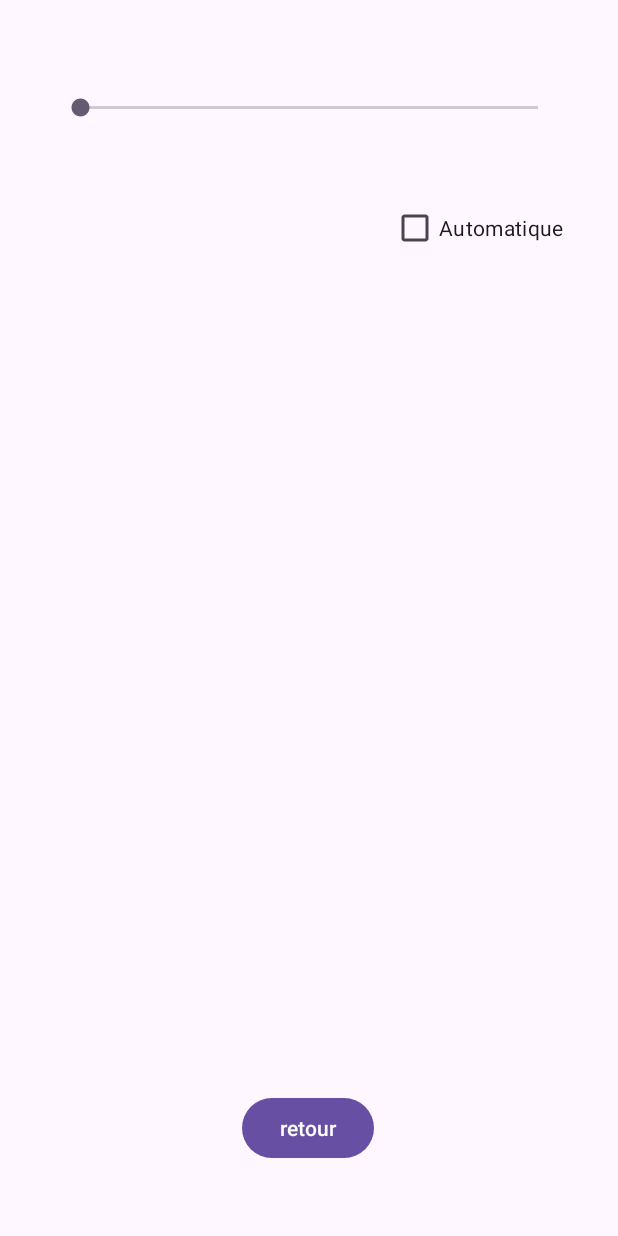
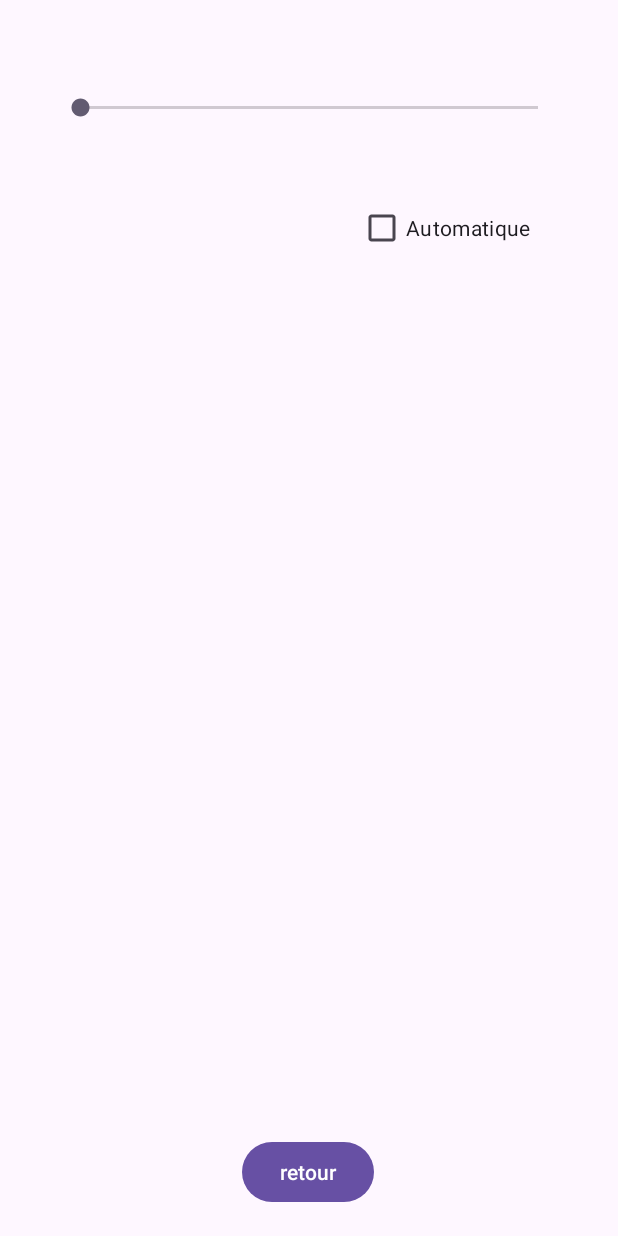
Before and after one commit to Bleincos/Training, an Android app: the Settings screen opened directly, with no data from a screen before it, on a phone screen of 412 x 824 dp. Run offline under Robolectric (Android 15) with nearby library versions, the phone set to English and light mode, and no system bars; 3 statements that could not run were skipped.

Commit message:
update
july

```diff
--- a/app/src/main/java/com/example/entrainement_obl/Dev_Info.java
+++ b/app/src/main/java/com/example/entrainement_obl/Dev_Info.java
@@ -31,7 +31,7 @@ public class Dev_Info extends AppCompatActivity {
             return insets;
         });
         PDFView pdfV= findViewById(R.id.PdfView);
-        pdfV.fromAsset("Entrainement_Dev_Info.pdf").load();
+        pdfV.fromAsset("Entrainement_Dev_info.pdf").load();
     }
 
     /**
--- a/app/src/main/java/com/example/entrainement_obl/MainActivity.java
+++ b/app/src/main/java/com/example/entrainement_obl/MainActivity.java
@@ -11,6 +11,7 @@ import androidx.core.graphics.Insets;
 import androidx.core.view.ViewCompat;
 import androidx.core.view.WindowInsetsCompat;
 
+import android.util.Log;
 import android.widget.Button;
 import android.widget.CompoundButton;
 import android.widget.ImageView;
@@ -91,4 +92,12 @@ public class MainActivity extends AppCompatActivity {
                 }
         );
     }
+    public void buttonSettings(View view){
+        Log.i("Dev_Info","buttonBackClicked");
+        Intent intent = new Intent(
+                MainActivity.this,
+                Settings.class
+        );
+        startActivity(intent);
+    }
 }
--- a/app/src/main/java/com/example/entrainement_obl/Settings.java
+++ b/app/src/main/java/com/example/entrainement_obl/Settings.java
@@ -13,8 +13,8 @@ import android.net.Uri;
 import android.os.Build;
 import android.os.Build.VERSION_CODES;
 import android.os.Bundle;
+import android.util.Log;
 import android.view.View;
-import android.widget.Button;
 import android.widget.CheckBox;
 import android.widget.EditText;
 import android.widget.SeekBar;
@@ -26,29 +26,10 @@ import androidx.core.view.ViewCompat;
 import androidx.core.view.WindowInsetsCompat;
 
 public class Settings extends AppCompatActivity {
-private static int valueMaxBrg = 4096; // For the dev's device set it to 4096 for emulation set it to 255
+private static int valueMaxBrg = 255; // For the dev's device set it to 4096 for emulation set it to 255
 /**
  * Variables
  */
-//public BluetoothConnectionService bluetoothConnection;
-
-//public ArrayList<BluetoothDevice> devices = new ArrayList<>();
-//public ArrayList<BluetoothDevice> devicesAppaired = new ArrayList<>();
-//private TextView textViewBT;
-//private TextView textViewListBTAppaired;
-//private BluetoothAdapter bluetoothAdapter;
-//private Button buttonsearch;
-
-//private BroadcastReceiver broadcastReceiver;
-//private Boolean isBroadcastRegsitered = false;
-private Button back2;
-
-//public BluetoothDevice device;
-
-//public ListView deviceList;
-//public ListView deviceAppairedList;
-        //public BluetoothArrayAdapter adapter, adapter2;
-
 public CheckBox boxAuto;
 public SensorManager mySensorManager;
 public Sensor sensorLight;
@@ -73,12 +54,13 @@ private EditText edit2text;
     protected void onCreate(Bundle savedInstanceState) {
         super.onCreate(savedInstanceState);
         if (Build.VERSION.SDK_INT >= VERSION_CODES.M) {
-            //checkBTPermissions();
             getPermissionBrightness();
             checkSensor();
         }
         EdgeToEdge.enable(this);
         setContentView(R.layout.activity_settings);
+        Toast tooast = Toast.makeText(this, "Test", Toast.LENGTH_SHORT);
+        tooast.show();
         /**
          * Pop up part
          */
@@ -94,6 +76,7 @@ private EditText edit2text;
              Sensors part
              */
             boxAuto = findViewById(R.id.autolight);
+            Log.i("Settings", "TEST");
             boxAuto.setOnClickListener(new View.OnClickListener() {
                 @Override
                 public void onClick(View v) {
@@ -103,7 +86,7 @@ private EditText edit2text;
 
                     } else {
                         if (success) {
-                            mySensorManager.unregisterListener((SensorListener) Settings.this);
+                            //mySensorManager.unregisterListener((SensorEventListener) Settings.this);
                         }else{
                             Toast.makeText(Settings.this, "Permissions aren't granted", Toast.LENGTH_LONG).show();
                         }
@@ -111,122 +94,6 @@ private EditText edit2text;
                     }
                 }
             });
-            /*
-            UI part
-             */
-            back2 = findViewById(R.id.button_back);
-
-    /**
-     User Interface Part
-
-    deviceList = findViewById(R.id.listViewBTSearch);
-    deviceAppairedList = findViewById(R.id.listViewBTAppaired);
-    textViewBT = findViewById(R.id.textViewBluetooth);
-    buttonsearch = findViewById(R.id.buttonSearch);
-    textViewListBTAppaired = findViewById(R.id.textViewListBluetoothAppaired);
-
-    adapter = new BluetoothArrayAdapter(this, R.layout.bt_devices, devices);
-    deviceList.setAdapter(adapter);
-    adapter2 = new BluetoothArrayAdapter(this, R.layout.bt_devices, devicesAppaired);
-    deviceAppairedList.setAdapter(adapter2);
-    */
-     /**
-     Bluetooth Part
-
-    send = findViewById(R.id.buttonSend);
-    edit2text = findViewById(R.id.editBT);
-    bluetoothAdapter = BluetoothAdapter.getDefaultAdapter();
-    broadcastReceiver = new BroadcastReceiver() {
-        @Override
-        public void onReceive(Context context, Intent intent) {
-            if (bluetoothAdapter.ACTION_STATE_CHANGED.equals(intent.getAction())) {
-                if (intent.getIntExtra(BluetoothAdapter.EXTRA_STATE, -1) == BluetoothAdapter.STATE_OFF) {
-                    buttonsearch.setEnabled(false);
-                    Toast.makeText(getApplicationContext(), "The broadcast on BT changing works", Toast.LENGTH_SHORT).show();
-                } else {
-                    buttonsearch.setEnabled(true);
-                }
-                Toast.makeText(getApplicationContext(), "State change", Toast.LENGTH_SHORT).show();//bluetooth not supported
-                Log.i("settings", "BT change");
-            }
-            if (bluetoothAdapter.ACTION_REQUEST_ENABLE.equals(intent.getAction())) {
-                Log.d("settings", "BT enable");
-            }
-            if (BluetoothDevice.ACTION_FOUND.equals(intent.getAction()) && !devices.contains((intent.getParcelableExtra(BluetoothDevice.EXTRA_DEVICE)))) {
-                isBroadcastRegsitered = true;
-                device = intent.getParcelableExtra(BluetoothDevice.EXTRA_DEVICE);
-                if (device.getName() != null) {
-                    Log.i("Settings", "a device has been found :" + device.getName());
-                    Toast.makeText(getApplicationContext(), "New device: " + device.getName(), Toast.LENGTH_SHORT).show();
-                    devices.add(device);
-                    adapter.notifyDataSetChanged();
-                }
-            }
-            if (BluetoothAdapter.ACTION_DISCOVERY_FINISHED.equals(intent.getAction())) {
-                Log.i("Settings", "Search has finished");
-                textViewBT.setText("Search finished");
-                //updateListViewMain();
-            }
-        }
-    };
-    if (bluetoothAdapter == null) {
-        Toast.makeText(this, "Error Bluetooth, bluetooth not supported", Toast.LENGTH_SHORT).show();//bluetooth not supported
-        buttonsearch.setEnabled(false);
-        textViewBT.setText("No bluetooth module available");
-    } else {
-        if (bluetoothAdapter.isEnabled()) {
-            Toast.makeText(this, "Bluetooth is enabled", Toast.LENGTH_SHORT).show(); //bluetooth activated
-            textViewBT.setText("Bluetooth activated");
-
-        } else {
-            textViewBT.setText("Bluetooth module available, please turn it on then go back to the main menu and reload the settings");
-            Intent enableBluetooth = new Intent(BluetoothAdapter.ACTION_REQUEST_ENABLE);
-            startActivityForResult(enableBluetooth, REQUEST_ENABLE_BLUETOOTH);
-            if (!bluetoothAdapter.isEnabled()) {
-                buttonsearch.setEnabled(false);
-            } else {
-                buttonsearch.setEnabled(true);
-            }
-        }
-    }
-
-    buttonsearch.setOnClickListener(new View.OnClickListener() {
-        @Override
-        public void onClick(View v) {
-
-            if (bluetoothAdapter.isDiscovering() == Boolean.TRUE) {
-                bluetoothAdapter.cancelDiscovery();
-                textViewBT.setText("Search canceled");
-                updateListViewMain();
-
-            } else {
-                devices.clear();
-                bluetoothAdapter.startDiscovery();
-                textViewBT.setText("Search in progress...");
-                registerReceiver(broadcastReceiver, new IntentFilter(BluetoothDevice.ACTION_FOUND));
-                registerReceiver(broadcastReceiver, new IntentFilter(BluetoothAdapter.ACTION_DISCOVERY_FINISHED));
-                registerReceiver(broadcastReceiver, new IntentFilter(BluetoothAdapter.ACTION_STATE_CHANGED));
-
-            }
-        }
-    });
-
-    if ((bluetoothAdapter != null) && (bluetoothAdapter.isEnabled())) {
-        Set<BluetoothDevice> periphAppaires = bluetoothAdapter.getBondedDevices();
-        for (BluetoothDevice bluetoothDevice : periphAppaires) {
-            devicesAppaired.add(bluetoothDevice);
-            adapter2.notifyDataSetChanged();
-        }
-    }
-    back2.setOnClickListener(new View.OnClickListener() {       //button to go back to the main Menu
-        @Override
-        public void onClick(View v) {
-            Intent intent = new Intent(Settings.this, MainActivity.class);
-            startActivity(intent);
-            finish();
-        }
-    });// end of the listener of the button back
-        */
 
     seekBar.setOnSeekBarChangeListener(new SeekBar.OnSeekBarChangeListener() {
         /**
@@ -259,88 +126,13 @@ private EditText edit2text;
         public void onStopTrackingTouch(SeekBar seekBar) {
             if (!success) {
                 Toast.makeText(Settings.this, "Permission Not granted", Toast.LENGTH_SHORT).show();
-                ;
+            }
+            if (success) {
+                setBrightness(200);
             }
         }
-    });
-    if(success) {
-        setBrightness(200);
+        });
     }
-    }
-    /*
-    deviceList.setOnItemLongClickListener(new AdapterView.OnItemLongClickListener() {
-        @RequiresApi(api = VERSION_CODES.KITKAT)
-        @Override
-        public boolean onItemLongClick(AdapterView<?> adapterView, View view, int position, long l) {
-            bluetoothAdapter.cancelDiscovery();
-
-            Log.d("Settings_Pairing", "onItemClick: You Clicked on a device.");
-            String deviceName = devices.get(position).getName();
-            String deviceAddress = devices.get(position).getAddress();
-
-            Log.d("Settings_Pairing", "onItemClick: deviceName = " + deviceName);
-            Log.d("Settings_Pairing", "onItemClick: deviceAddress = " + deviceAddress);
-            if (Build.VERSION.SDK_INT > Build.VERSION_CODES.JELLY_BEAN_MR2) {
-                Log.d("Settings_Pairing", "Trying to pair with " + devices.get(position).getName());
-                devices.get(position).createBond();
-                device = devices.get(position);
-                if (device.getBondState() == 12) {
-                    Toast.makeText(getApplicationContext(), "Your device :" + device.getName() + " has been paired successfully", Toast.LENGTH_SHORT).show();
-
-                } else {
-                    if (device.getBondState() == 11) {
-                        Toast.makeText(getApplicationContext(), "Your device :" + device.getName() + " is pairing", Toast.LENGTH_SHORT).show();
-                    } else {
-                        Toast.makeText(getApplicationContext(), "Your device :" + device.getName() + " has not been paired", Toast.LENGTH_SHORT).show();
-
-                    }
-                }
-                //bluetoothConnection = new BluetoothConnectionService(Settings.this);
-                  */
-                //Toast.makeText(getApplicationContext(), "Your device :"+device.getName() + " has been paired unless the user said no", Toast.LENGTH_SHORT).show();
-                //if ((device.getName().equals("RNBT-B100") /*the following par is ONLY for testing */ /*|| (device.getName().equals("olivier")))) {    //RNBT-1100 is the name of the bluetooth module on the robot
-                    /*
-                    AlertDialog.Builder myPopup = new AlertDialog.Builder(activity);
-                    myPopup.setTitle("You selected : " + device.getName());
-                    myPopup.setMessage("Would you like to open the control menu of the reobot?");
-                    myPopup.setPositiveButton("Yes", new DialogInterface.OnClickListener() {
-                        @Override
-                        public void onClick(DialogInterface dialog, int which) {
-                            Toast.makeText(getApplicationContext(), "Clicked 'Yes'", Toast.LENGTH_SHORT).show();
-                            Intent intent = new Intent(Settings.this, Steering.class);
-                            startActivity(intent);
-                            finish();
-                        }
-                    });
-                    myPopup.setNegativeButton("No", new DialogInterface.OnClickListener() {
-                        @Override
-                        public void onClick(DialogInterface dialog, int which) {
-                            Toast.makeText(getApplicationContext(), "Clicked 'No'", Toast.LENGTH_SHORT).show();
-                        }
-                    });
-                    myPopup.show();
-                }
-
-
-
-            }
-            return true;
-        }
-    });
-    */
-    /**
-     * test part to communication BT
-     */
-    /*
-    send.setOnClickListener(new View.OnClickListener() {
-        @Override
-        public void onClick(View v) {
-            bluetoothConnection.write(edit2text.getText().toString().getBytes());
-        }
-    });
-   }
-
-     */
 
     /**
      * This function interact with the system to adjust the brightness of the screen
@@ -357,7 +149,7 @@ private EditText edit2text;
         }
         ContentResolver contentResolver = getApplicationContext().getContentResolver();
         android.provider.Settings.System.putInt(contentResolver, android.provider.Settings.System.SCREEN_BRIGHTNESS, brightnessLocal);
-        //seekBar.setProgress(getBrightness());
+        seekBar.setProgress(getBrightness());
     }
 
     /**
@@ -417,55 +209,12 @@ private EditText edit2text;
     }
 
     /**
-     * Check if the permission for bluetooth are corrects
-
-    @RequiresApi(api = VERSION_CODES.M)
-    private void checkBTPermissions() {
-        if (Build.VERSION.SDK_INT > VERSION_CODES.LOLLIPOP) {
-            int permissionCheck = this.checkSelfPermission("Manisfest.permission.ACCESS_FINE_LOCATION");
-            permissionCheck += this.checkSelfPermission("Manifest.permission.ACCESS_COARSE_LOCATION");
-            if (permissionCheck != 0) {
-                this.requestPermissions(new String[]{Manifest.permission.ACCESS_FINE_LOCATION, Manifest.permission.ACCESS_COARSE_LOCATION}, 1001);
-            } else {
-                Log.d("Settings", "Check permission for BT");
-            }
-        }
-    }
-*/
-    /**
-     * Check if there is a bluetooth module on the device
-     *
-     * @return true if there is a bluetooth module, false if there is no bluetooth module
-
-    private boolean checkForBTModule() {
-        Boolean module;
-        if (bluetoothAdapter == null) {
-            module = false;
-        } else {
-            module = true;
-        }
-        return module;
-    }
-*/
-    /**
-     * This function refresh the adapter with the news items in the lists
-     * Should bettre call .notifyDataSetChanged on the lists
-
-    public void updateListViewMain() {
-
-        adapter = new BluetoothArrayAdapter(this, R.layout.bt_devices, devices);
-        deviceList.setAdapter(adapter);
-        adapter2 = new BluetoothArrayAdapter(this, R.layout.bt_devices, devicesAppaired);
-        deviceAppairedList.setAdapter(adapter2);
-    }
-*/
-    /**
      * What has to be done when the application is paused
      */
     @Override
     protected void onPause() {
         super.onPause();
-        mySensorManager.unregisterListener((SensorEventListener) this);
+        //mySensorManager.unregisterListener((SensorEventListener) this);
     }
 
     /**
@@ -489,30 +238,9 @@ private EditText edit2text;
             boxAuto.setActivated(false);
         } else {
             Toast.makeText(this, "Light sensor found", Toast.LENGTH_SHORT).show();
-            mySensorManager.unregisterListener((SensorEventListener) Settings.this);
-
+            //mySensorManager.unregisterListener((SensorEventListener) Settings.this);
         }
     }
-
-    /**
-     * Implements what we do when the activity is destroyed (finished)
-
-    @Override
-    protected void onDestroy() {
-        super.onDestroy();
-        Log.d("Settings", "On destroy called");
-        if (!checkForBTModule() || !isBroadcastRegsitered) {
-
-        } else {
-            if (bluetoothAdapter.isDiscovering()) {
-                bluetoothAdapter.cancelDiscovery();
-            }
-            unregisterReceiver(broadcastReceiver);
-            isBroadcastRegsitered = false;
-        }
-
-    }
-    */
     /**
      * Implements the changes when the Light sensor change
      *
@@ -538,4 +266,12 @@ private EditText edit2text;
     //@Override
     public void onAccuracyChanged(Sensor sensor, int accuracy) {
     }
+    public void goMain(View view){
+            Log.i("Settings","Button_back Clicked");
+            Intent intent = new Intent(
+                    Settings.this,
+                    MainActivity.class
+            );
+            startActivity(intent);
+    }
 }
--- a/app/src/main/res/layout/activity_dev_info.xml
+++ b/app/src/main/res/layout/activity_dev_info.xml
@@ -17,7 +17,6 @@
         android:layout_marginStart="157dp"
         android:layout_marginTop="12dp"
         android:layout_marginEnd="147dp"
-        android:onClick="tooaster"
         app:layout_constraintBottom_toBottomOf="parent"
         app:layout_constraintEnd_toEndOf="parent"
         app:layout_constraintHorizontal_bias="0.947"
--- a/app/src/main/res/layout/activity_main.xml
+++ b/app/src/main/res/layout/activity_main.xml
@@ -26,13 +26,13 @@
         android:id="@+id/buttonActivity"
         android:layout_width="wrap_content"
         android:layout_height="wrap_content"
-        android:layout_marginTop="54dp"
-        android:layout_marginBottom="132dp"
+        android:layout_marginBottom="140dp"
         android:text="Démarrer un programme"
         app:layout_constraintBottom_toBottomOf="parent"
         app:layout_constraintEnd_toEndOf="parent"
         app:layout_constraintStart_toStartOf="parent"
-        app:layout_constraintTop_toBottomOf="@+id/imageViewGif" />
+        app:layout_constraintTop_toBottomOf="@+id/imageViewGif"
+        app:layout_constraintVertical_bias="0.63" />
 
     <Button
         android:id="@+id/button_dev"
@@ -44,8 +44,22 @@
         app:layout_constraintEnd_toEndOf="parent"
         app:layout_constraintHorizontal_bias="0.498"
         app:layout_constraintStart_toStartOf="parent"
+        app:layout_constraintTop_toBottomOf="@+id/button_settings"
+        app:layout_constraintVertical_bias="1.0"
+        tools:ignore="MissingConstraints" />
+
+    <Button
+        android:id="@+id/button_settings"
+        android:layout_width="wrap_content"
+        android:layout_height="wrap_content"
+        android:onClick="buttonSettings"
+        android:text="Paramètres"
+        app:layout_constraintBottom_toBottomOf="parent"
+        app:layout_constraintEnd_toEndOf="parent"
+        app:layout_constraintHorizontal_bias="0.498"
+        app:layout_constraintStart_toStartOf="parent"
         app:layout_constraintTop_toBottomOf="@+id/buttonActivity"
-        app:layout_constraintVertical_bias="1.0"
+        app:layout_constraintVertical_bias="0.201"
         tools:ignore="MissingConstraints" />
 
     <ImageView
@@ -69,7 +83,7 @@
         app:layout_constraintHorizontal_bias="0.533"
         app:layout_constraintStart_toStartOf="parent"
         app:layout_constraintTop_toTopOf="parent"
-        app:layout_constraintVertical_bias="0.59" />
+        app:layout_constraintVertical_bias="0.542" />
 
     <Switch
         android:id="@+id/switchImage"
--- a/app/src/main/res/layout/activity_settings.xml
+++ b/app/src/main/res/layout/activity_settings.xml
@@ -22,19 +22,24 @@
         android:layout_width="wrap_content"
         android:layout_height="wrap_content"
         android:layout_marginTop="40dp"
-        android:layout_marginEnd="36dp"
         android:text="Automatique"
+        app:layout_constraintBottom_toTopOf="@+id/button_back"
         app:layout_constraintEnd_toEndOf="parent"
-        app:layout_constraintTop_toBottomOf="@+id/brightnessBar" />
+        app:layout_constraintHorizontal_bias="0.804"
+        app:layout_constraintStart_toStartOf="parent"
+        app:layout_constraintTop_toBottomOf="@+id/brightnessBar"
+        app:layout_constraintVertical_bias="0.0" />
 
     <Button
         android:id="@+id/button_back"
         android:layout_width="wrap_content"
         android:layout_height="wrap_content"
-        android:layout_marginBottom="48dp"
         android:text="retour"
+        android:onClick="goMain"
         app:layout_constraintBottom_toBottomOf="parent"
         app:layout_constraintEnd_toEndOf="parent"
         app:layout_constraintHorizontal_bias="0.498"
-        app:layout_constraintStart_toStartOf="parent" />
+        app:layout_constraintStart_toStartOf="parent"
+        app:layout_constraintTop_toBottomOf="@+id/brightnessBar"
+        app:layout_constraintVertical_bias="0.973" />
 </androidx.constraintlayout.widget.ConstraintLayout>
--- a/gradle/libs.versions.toml
+++ b/gradle/libs.versions.toml
@@ -1,5 +1,5 @@
 [versions]
-agp = "8.9.2"
+agp = "8.11.1"
 androidPdfViewer = "2.8.2"
 junit = "4.13.2"
 junitVersion = "1.2.1"
```
Also changed, not shown: app/src/main/AndroidManifest.xml (+4 -8 lines), gradle/wrapper/gradle-wrapper.properties.
